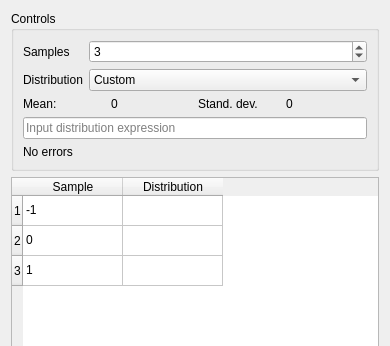
alexe-mgn/SampleDistributionTester, file src/app/gui/UI/ControlWidget.ui: the form before one commit; both pictures show x 0 to 390 and y 0 to 346 of the 390 by 568 pixel window.
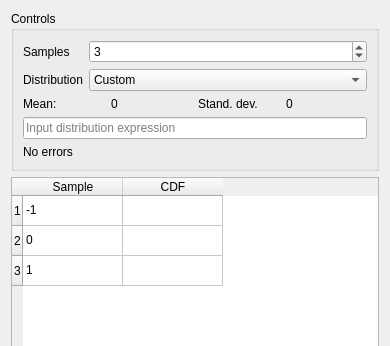
The form after the commit.

The edit to the form file:
```diff
--- a/src/app/gui/UI/ControlWidget.ui
+++ b/src/app/gui/UI/ControlWidget.ui
@@ -138,7 +138,7 @@
      </column>
      <column>
       <property name="text">
-       <string>Distribution</string>
+       <string>CDF</string>
       </property>
      </column>
      <item row="0" column="0">
```
